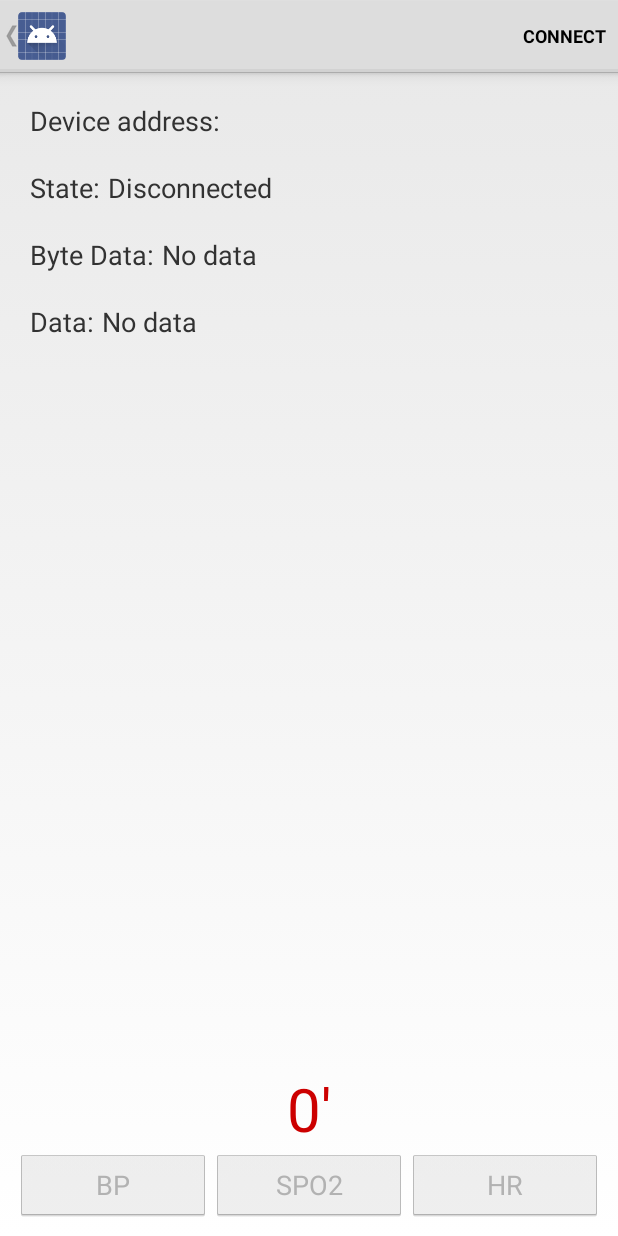
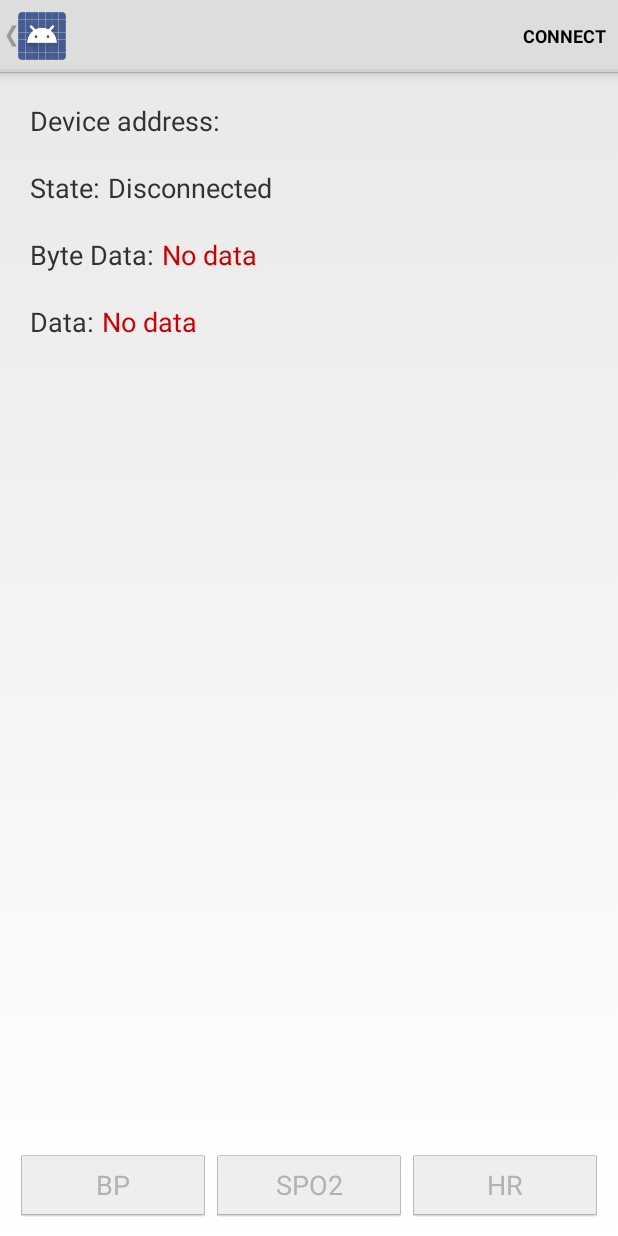
Before and after one commit to SopheakTuon/SmartBand, an Android app: the DeviceControlActivity screen opened directly, with no data from a screen before it, on a phone screen of 412 x 824 dp. Run offline under Robolectric (Android 15) with nearby library versions, the phone set to English and light mode, and no system bars; 3 statements that could not run were skipped.

Commit message:
- Update

```diff
--- a/Application/src/main/java/com/example/android/bluetoothlegatt/ui/DeviceControlActivity.java
+++ b/Application/src/main/java/com/example/android/bluetoothlegatt/ui/DeviceControlActivity.java
@@ -159,7 +159,7 @@ public class DeviceControlActivity extends Activity {
                         if (data.get(1).intValue() == 34) {
                             displayByteDate(broadcastData);
                             if (data.get(2) > 0) {
-                                displayData(String.valueOf(data.get(2).intValue()) + "/" + String.valueOf(data.get(3).intValue()) + " (mmhg)");
+                                displayData("BP High : " + String.valueOf(data.get(2).intValue()) + " (mmhg)" + "\nBP Low : " + String.valueOf(data.get(3).intValue()) + " (mmhg)");
                                 stopMeasureBP();
                             }
                         }
@@ -181,6 +181,7 @@ public class DeviceControlActivity extends Activity {
     private void displayByteDate(BroadcastData broadcastData) {
         mByteData.setText(bytesToByteString(broadcastData.getReceives()));
     }
+
     private void displayByteDate(String data) {
         mByteData.setText(data);
     }
--- a/Application/src/main/res/layout/gatt_services_characteristics.xml
+++ b/Application/src/main/res/layout/gatt_services_characteristics.xml
@@ -92,6 +92,7 @@
                 android:layout_width="match_parent"
                 android:layout_height="wrap_content"
                 android:text="@string/no_data"
+                android:textColor="@android:color/holo_red_dark"
                 android:textSize="18sp" />
         </ScrollView>
 
@@ -126,6 +127,7 @@
                 android:layout_width="match_parent"
                 android:layout_height="wrap_content"
                 android:text="@string/no_data"
+                android:textColor="@android:color/holo_red_dark"
                 android:textSize="18sp" />
         </ScrollView>
 
@@ -147,7 +149,8 @@
         android:gravity="center"
         android:text="0\'"
         android:textColor="@android:color/holo_red_dark"
-        android:textSize="40sp" />
+        android:textSize="40sp"
+        android:visibility="gone" />
 
     <LinearLayout
         android:layout_width="match_parent"
```
Also changed, not shown: 20 other files.
